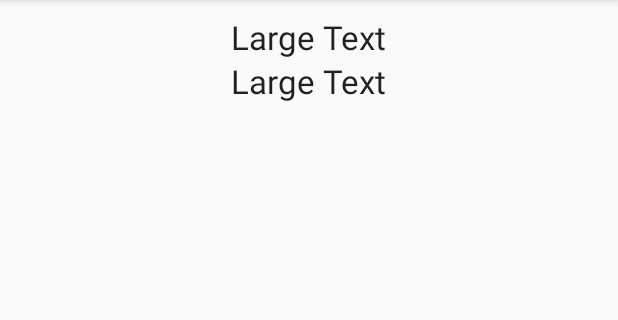
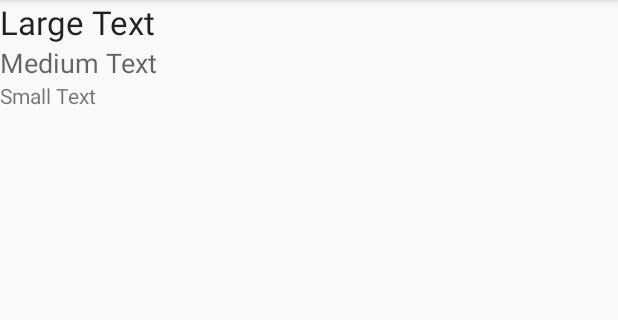
Before and after one commit to AndersLarsen/Landinfo, an Android app: the Detail screen opened directly, with no data from a screen before it, on a phone screen of 412 x 824 dp, the part 84-404 px from its top. Run offline under Robolectric (Android 15) with nearby library versions, the phone set to English and light mode, and no system bars; 1 statement that could not run was skipped.

Commit message:
la til click og ny aktivitet. del 2

```diff
--- a/app/src/main/java/net/landinfogruppen/landinfo/Detail.java
+++ b/app/src/main/java/net/landinfogruppen/landinfo/Detail.java
@@ -1,15 +1,103 @@
 package net.landinfogruppen.landinfo;
 
 import android.app.Activity;
+import android.content.Intent;
+import android.os.AsyncTask;
 import android.os.Bundle;
+import android.util.Log;
+
+import org.json.JSONArray;
+import org.json.JSONException;
+
+import java.io.BufferedReader;
+import java.io.IOException;
+import java.io.InputStream;
+import java.io.InputStreamReader;
+import java.net.HttpURLConnection;
+import java.net.MalformedURLException;
+import java.net.URL;
 
 /**
  * Created by andborlar on 27.10.2014.
  */
 public class Detail extends Activity {
+    String landName;
+
     @Override
-    protected void onCreate(Bundle savedInstanceState) {
+        protected void onCreate(Bundle savedInstanceState) {
         super.onCreate(savedInstanceState);
         setContentView(R.layout.activity_detail);
     }
+    protected void onStart() {
+        super.onStart();
+
+        Intent intent = getIntent();
+        String selectedFromList = intent.getStringExtra(Result.EXTRA_LANDSRC);
+
+        GetDetailData getDetailData = new GetDetailData();
+        getDetailData.execute(selectedFromList);
+    }
+
+    public class GetDetailData extends AsyncTask<String,Void,JSONArray>
+    {
+
+        @Override
+        protected JSONArray doInBackground(String... params) {
+
+           String selectedFromList = params[0];
+            HttpURLConnection urlConnection = null;
+            BufferedReader reader = null;
+            String landDataJsonStr = null;
+            JSONArray SpesificLandArray = null;
+            try {
+                URL url = new URL("http://restcountries.eu/rest/v1/name/"+selectedFromList);
+
+                urlConnection = (HttpURLConnection) url.openConnection();
+                urlConnection.setRequestMethod("GET");
+                urlConnection.connect();
+
+                InputStream inputStream = urlConnection.getInputStream();
+                StringBuffer buffer = new StringBuffer();
+                if( inputStream == null){
+
+                    return null;
+                }
+
+                reader = new BufferedReader(new InputStreamReader(inputStream));
+
+                String line;
+                while ((line = reader.readLine())!= null){
+                    buffer.append(line + "\n");
+                }
+                if ( buffer.length() == 0){
+                    return null;
+
+                }
+                landDataJsonStr = buffer.toString();
+                Log.d("json stringen from Detail", landDataJsonStr);
+
+
+            } catch (MalformedURLException e) {
+                e.printStackTrace();
+            } catch (IOException e) {
+                e.printStackTrace();
+            }
+
+            try {
+
+                SpesificLandArray = new JSONArray(landDataJsonStr);
+                //JSONObject jsonObject = new JSONObject(landDataJsonStr);
+                //landArray = jsonObject.getJSONArray("list");
+
+                //    SharedPreferences prefs = .getSharedPreferences("net.landinfogruppen.landinfo", Context.MODE_PRIVATE);
+            } catch (JSONException e) {
+                e.printStackTrace();
+            }
+            return SpesificLandArray;
+        }
+    }
+
+
+
+
 }
--- a/app/src/main/java/net/landinfogruppen/landinfo/MainActivity.java
+++ b/app/src/main/java/net/landinfogruppen/landinfo/MainActivity.java
@@ -30,6 +30,7 @@ public class MainActivity extends Activity {
                 String landSrc = editText.getText().toString();
                 intent.putExtra(EXTRA_LANDSRC, landSrc);
                 startActivity(intent);
+
             }
         });
 
--- a/app/src/main/res/layout/activity_detail.xml
+++ b/app/src/main/res/layout/activity_detail.xml
@@ -1,28 +1,37 @@
 <?xml version="1.0" encoding="utf-8"?>
-<LinearLayout xmlns:android="http://schemas.android.com/apk/res/android"
+<RelativeLayout
     android:layout_width="fill_parent"
-    android:layout_height="wrap_content"
-    android:orientation="vertical"
-    android:padding="10dp"
-    android:paddingLeft="10dp"
-    android:paddingRight="10dp" >
-
+    android:layout_height="fill_parent"
+    xmlns:android="http://schemas.android.com/apk/res/android">
 
     <TextView
         android:layout_width="wrap_content"
-        android:layout_height="0dp"
+        android:layout_height="wrap_content"
         android:textAppearance="?android:attr/textAppearanceLarge"
         android:text="Large Text"
         android:id="@+id/textView"
-        android:layout_gravity="center_horizontal"
-        android:layout_weight="1" />
+        android:layout_alignParentTop="true"
+        android:layout_alignParentLeft="true"
+        android:layout_alignParentStart="true" />
 
     <TextView
         android:layout_width="wrap_content"
-        android:layout_height="0dp"
-        android:textAppearance="?android:attr/textAppearanceLarge"
-        android:text="Large Text"
+        android:layout_height="wrap_content"
+        android:textAppearance="?android:attr/textAppearanceMedium"
+        android:text="Medium Text"
         android:id="@+id/textView2"
-        android:layout_gravity="center_horizontal"
-        android:layout_weight="1" />
-</LinearLayout>
+        android:layout_below="@+id/textView"
+        android:layout_alignParentLeft="true"
+        android:layout_alignParentStart="true" />
+
+    <TextView
+        android:layout_width="wrap_content"
+        android:layout_height="wrap_content"
+        android:textAppearance="?android:attr/textAppearanceSmall"
+        android:text="Small Text"
+        android:id="@+id/textView3"
+        android:layout_below="@+id/textView2"
+        android:layout_alignParentLeft="true"
+        android:layout_alignParentStart="true" />
+
+</RelativeLayout>
```
Also changed, not shown: app/src/main/java/net/landinfogruppen/landinfo/Result.java (+25 -20 lines).
